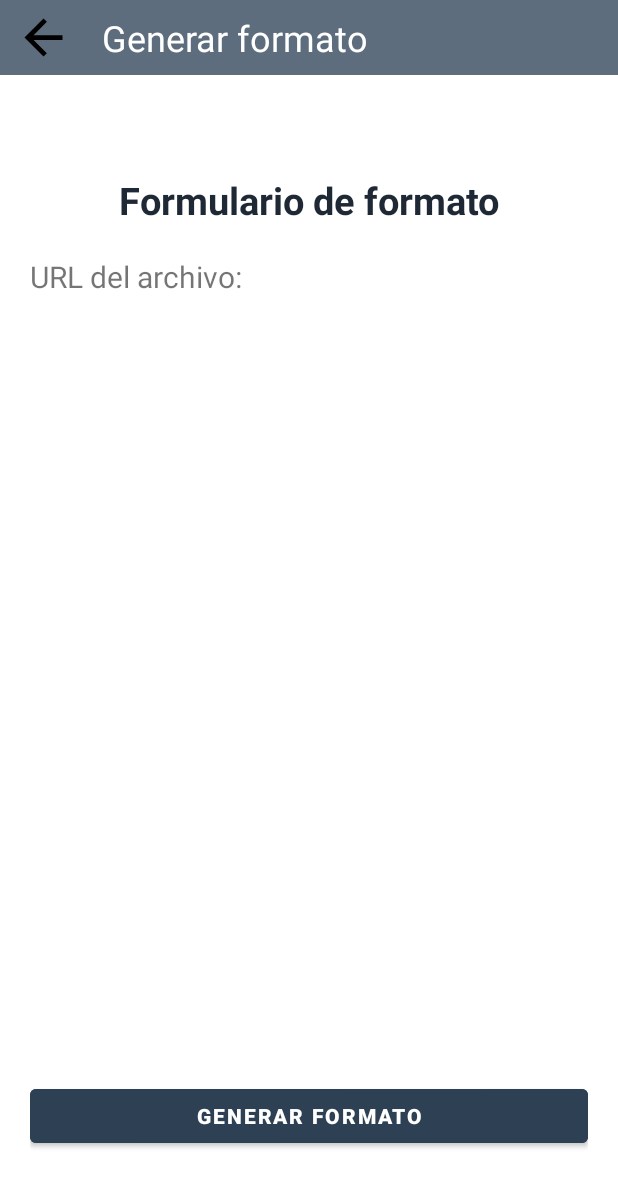
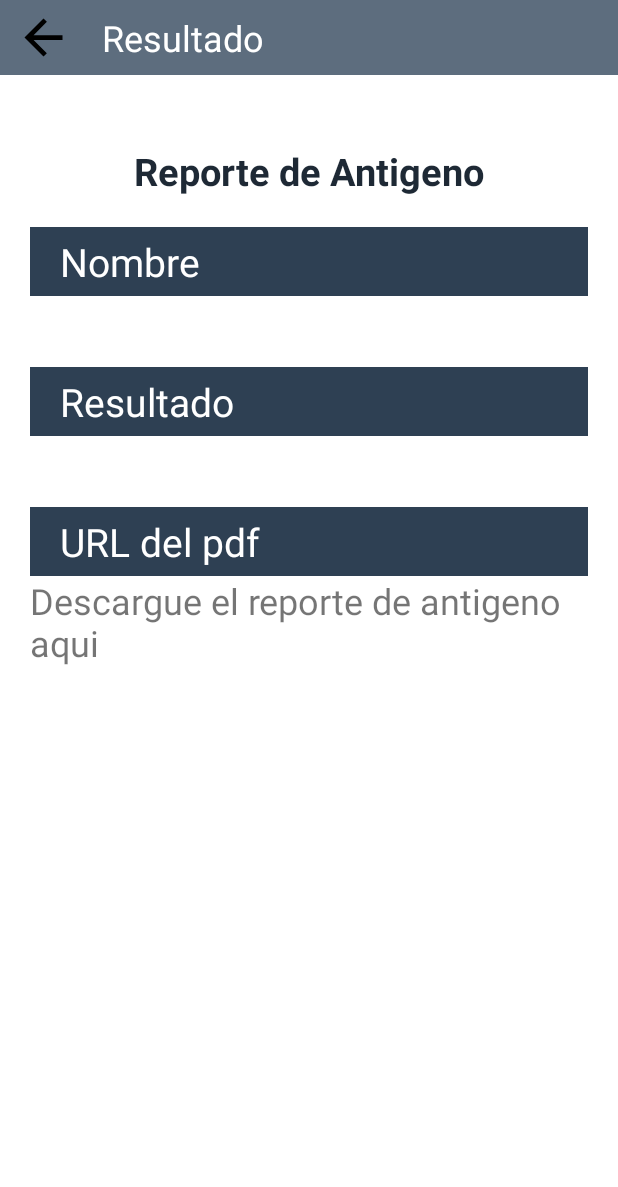
Before and after one commit to Arellanox/subir-resultados-antigeno, an Android app: the ANTIGENO_consultar_resultado screen opened directly, with no data from a screen before it, on a phone screen of 412 x 824 dp. Shown: the top 1187 px of the screen. Run offline under Robolectric (Android 15) with nearby library versions, the phone set to English and light mode, and no system bars; our stand-ins replace Volley; network calls fail.

Commit message:
Cambios de diseño y notificaciones

```diff
--- a/app/src/main/java/com/example/refineria/ANTIGENO/ANTIGENO_consultar_resultado.kt
+++ b/app/src/main/java/com/example/refineria/ANTIGENO/ANTIGENO_consultar_resultado.kt
@@ -1,5 +1,6 @@
 package com.example.refineria.ANTIGENO
 
+import android.graphics.Color
 import androidx.appcompat.app.AppCompatActivity
 import android.os.Bundle
 import android.util.Log
@@ -20,13 +21,21 @@ class ANTIGENO_consultar_resultado : AppCompatActivity() {
         val bundle = intent.extras
         val id_paciente = bundle?.getInt("id_paciente")
         val nombre = bundle?.getString("NOMBRE")
-
+        val resultado = bundle?.getString("RESULTADO")
+        txtNombreReporte.text = nombre
+        txtResultadoReporte.text = resultado
+        if (resultado == "Positivo"){
+            txtResultadoReporte.setTextColor(Color.RED)
+        }else{
+            txtResultadoReporte.setTextColor(Color.GREEN)
+        }
         consultarPDF(id_paciente)
+        backHome.setOnClickListener { finish() }
 
     }
 
     fun consultarPDF(id_paciente: Int?){
-        Toast.makeText(this,"Enviando Json, idpaciente: ${id_paciente}", Toast.LENGTH_SHORT).show()
+        Toast.makeText(this,"Verifique los datos de su paciente en el reporte", Toast.LENGTH_SHORT).show()
         //var url = prefs.getURLPDF()
         var url = "http://bimotest.com/Bimo-lab_test/movil/antigenos/pdf/pdf.php"
         val arreglo = JSONObject()
@@ -34,7 +43,7 @@ class ANTIGENO_consultar_resultado : AppCompatActivity() {
         val jsonObjectRequest = JsonObjectRequest(Request.Method.POST,url,arreglo, {
                 response ->
 
-            Toast.makeText(this,"Respuesta", Toast.LENGTH_SHORT).show()
+            //Toast.makeText(this,"Respuesta", Toast.LENGTH_SHORT).show()
             //Toast.makeText(this,"respuesta: ${response.toString()}",Toast.LENGTH_LONG).show()
             Log.d("respuesta",response.toString())
             val json = response.getJSONObject("response");
@@ -42,11 +51,11 @@ class ANTIGENO_consultar_resultado : AppCompatActivity() {
 
             if (codigo==1){
                 var urlPdf = json.getString("datos")
-                Toast.makeText(this,"Respuesta: ${urlPdf}", Toast.LENGTH_SHORT).show()
+                //Toast.makeText(this,"Respuesta: ${urlPdf}", Toast.LENGTH_SHORT).show()
                 txtURLRespuesta.text = urlPdf
 
             }else{
-                Toast.makeText(this,"Error: PDF no encontrado", Toast.LENGTH_LONG).show()
+                //Toast.makeText(this,"Error: PDF no encontrado", Toast.LENGTH_LONG).show()
             }
 
         },{
--- a/app/src/main/java/com/example/refineria/Login.kt
+++ b/app/src/main/java/com/example/refineria/Login.kt
@@ -71,8 +71,6 @@ class Login : AppCompatActivity() {
                         prefs.savePuntoTrabajoUsuario(datos.getString("punto_trabajo_id"))
                         prefs.saveLugarTomaUsuario(datos.getString("lugar_de_toma"))
                         goToDetail()
-                        Toast.makeText(this,"Profesion: ${datos.getString("profesion")}",Toast.LENGTH_LONG).show()
-                        Toast.makeText(this,"Cedula: ${datos.getString("cedula")}",Toast.LENGTH_LONG).show()
                         Log.d("pref n ombre", prefs.getNombreUsuario())
                     }else{
                         Toast.makeText(this,"Error: Usuario y/o password incorrectos",Toast.LENGTH_LONG).show()
--- a/app/src/main/java/com/example/refineria/MainActivity.kt
+++ b/app/src/main/java/com/example/refineria/MainActivity.kt
@@ -42,7 +42,7 @@ class MainActivity : AppCompatActivity(){
             when(it.itemId){
                 R.id.ic_perfil -> replaceFragment(perfilFragment)
                 R.id.ic_home-> replaceFragment(antigenoFragment)
-                R.id.ic_search -> replaceFragment(supervisionesFragment)
+                //R.id.ic_search -> replaceFragment(supervisionesFragment)
 
             }
             true
--- a/app/src/main/java/com/example/refineria/procesar_paciente.kt
+++ b/app/src/main/java/com/example/refineria/procesar_paciente.kt
@@ -48,8 +48,9 @@ class procesar_paciente : AppCompatActivity() {
             val intent = Intent(this, ANTIGENO_consultar_resultado::class.java).apply {
                 putExtra("id_paciente", id_paciente)
                 putExtra("NOMBRE", nombre)
+                putExtra("RESULTADO", resultado)
             }
-            Toast.makeText(this,"Paciente: ${id_paciente}", Toast.LENGTH_SHORT).show()
+            //Toast.makeText(this,"Paciente: ${id_paciente}", Toast.LENGTH_SHORT).show()
             this.startActivity(intent)
         }
 
--- a/app/src/main/res/layout/activity_antigeno_consultar_resultado.xml
+++ b/app/src/main/res/layout/activity_antigeno_consultar_resultado.xml
@@ -5,6 +5,8 @@
     android:layout_width="match_parent"
     android:layout_height="match_parent"
     tools:context=".ANTIGENO.ANTIGENO_consultar_resultado">
+
+
 
     <LinearLayout
         android:id="@+id/linearLayout5"
@@ -30,7 +32,7 @@
             android:layout_height="wrap_content"
             android:layout_marginLeft="20dp"
             android:layout_marginRight="20dp"
-            android:text="Generar formato"
+            android:text="Resultado"
             android:textColor="@color/white"
             android:textSize="24sp" />
 
@@ -46,10 +48,9 @@
         android:theme="@style/OulineInput"
         app:layout_constraintBottom_toBottomOf="parent"
         app:layout_constraintEnd_toEndOf="parent"
-        app:layout_constraintHorizontal_bias="0.4"
         app:layout_constraintStart_toStartOf="parent"
         app:layout_constraintTop_toBottomOf="@+id/linearLayout5"
-        app:layout_constraintVertical_bias="0.043">
+        app:layout_constraintVertical_bias="0.01999998">
 
         <TextView
             android:id="@+id/textView20"
@@ -58,16 +59,77 @@
             android:layout_marginBottom="20dp"
             android:layout_weight="1"
             android:gravity="center"
-            android:text="Formulario de formato"
+            android:text="Reporte de Antigeno"
             android:textColor="@color/colorTexto"
             android:textSize="25sp"
             android:textStyle="bold" />
 
         <TextView
+            android:id="@+id/textView4"
             android:layout_width="match_parent"
             android:layout_height="wrap_content"
-            android:text="URL del archivo: "
-            android:textSize="20sp" />
+            android:background="@color/colorFondoOscuro"
+            android:paddingLeft="20dp"
+            android:paddingTop="5dp"
+            android:paddingRight="20dp"
+            android:paddingBottom="5dp"
+            android:text="@string/nombre"
+            android:textColor="@color/white"
+            android:textSize="26sp"
+            android:tooltipText="Nombre del Paciente" />
+
+        <TextView
+            android:id="@+id/txtNombreReporte"
+            android:layout_width="match_parent"
+            android:layout_height="wrap_content"
+            android:layout_marginBottom="10dp"
+            android:text="@string/nombre_paciente"
+            android:textColor="@color/black"
+            android:textSize="27sp"
+            android:tooltipText="Nombre del Paciente" />
+
+        <TextView
+            android:layout_width="match_parent"
+            android:layout_height="wrap_content"
+            android:background="@color/colorFondoOscuro"
+            android:paddingLeft="20dp"
+            android:paddingTop="5dp"
+            android:paddingRight="20dp"
+            android:paddingBottom="5dp"
+            android:text="@string/resultado"
+            android:textColor="@color/white"
+            android:textSize="26sp"
+            android:tooltipText="Nombre del Paciente" />
+
+        <TextView
+            android:id="@+id/txtResultadoReporte"
+            android:layout_width="match_parent"
+            android:layout_height="wrap_content"
+            android:layout_marginBottom="10dp"
+            android:text="@string/resultado"
+            android:textColor="@color/black"
+            android:textSize="27sp"
+            android:textStyle="bold"
+            android:tooltipText="Nombre del Paciente" />
+
+        <TextView
+            android:layout_width="match_parent"
+            android:layout_height="wrap_content"
+            android:background="@color/colorFondoOscuro"
+            android:paddingLeft="20dp"
+            android:paddingTop="5dp"
+            android:paddingRight="20dp"
+            android:paddingBottom="5dp"
+            android:text="@string/url_del_pdf"
+            android:textColor="@color/white"
+            android:textSize="26sp"
+            android:tooltipText="Nombre del Paciente" />
+
+        <TextView
+            android:layout_width="match_parent"
+            android:layout_height="wrap_content"
+            android:text="@string/descargar_reporte"
+            android:textSize="24sp" />
 
         <TextView
             android:id="@+id/txtURLRespuesta"
@@ -75,30 +137,9 @@
             android:layout_height="wrap_content"
             android:autoLink="web"
             android:text=""
-            android:textSize="20sp" />
+            android:textSize="24sp" />
 
 
     </LinearLayout>
 
-    <LinearLayout
-        android:layout_width="match_parent"
-        android:layout_height="wrap_content"
-        android:layout_margin="20dp"
-        android:layout_weight="1"
-        android:orientation="vertical"
-        app:layout_constraintBottom_toBottomOf="parent"
-        app:layout_constraintTop_toBottomOf="@+id/linearLayout8"
-        app:layout_constraintVertical_bias="0.93"
-        tools:layout_editor_absoluteX="20dp">
-
-        <Button
-            android:id="@+id/button5"
-            android:layout_width="match_parent"
-            android:layout_height="wrap_content"
-            android:backgroundTint="@color/colorFondoOscuro"
-            android:text="Generar Formato"
-            android:textColor="@color/white"
-            android:textStyle="bold" />
-    </LinearLayout>
-
 </androidx.constraintlayout.widget.ConstraintLayout>
--- a/app/src/main/res/layout/activity_login.xml
+++ b/app/src/main/res/layout/activity_login.xml
@@ -126,7 +126,6 @@
             android:layout_marginTop="10dp"
             android:layout_marginRight="30dp"
             android:layout_marginBottom="10dp"
-            android:background="@color/colorPrimaryVariant"
             android:backgroundTint="@color/colorFondoOscuro"
             android:text="@string/inicia_sesi_n"
             android:textColor="@color/white"
--- a/app/src/main/res/menu/menu.xml
+++ b/app/src/main/res/menu/menu.xml
@@ -10,8 +10,8 @@
         android:icon="@drawable/ic_baseline_home_24"
         android:title="Home"/>
 
-    <item
+    <!-- <item
         android:id="@+id/ic_search"
         android:icon="@drawable/ic_baseline_search_24"
-        android:title="Buscar"/>
+        android:title="Buscar"/> -->
 </menu>
--- a/app/src/main/res/values/strings.xml
+++ b/app/src/main/res/values/strings.xml
@@ -44,4 +44,6 @@
 
     <string name="hello_first_fragment">Hello first fragment</string>
     <string name="hello_second_fragment">Hello second fragment. Arg: %1$s</string>
+    <string name="url_del_pdf">URL del pdf</string>
+    <string name="descargar_reporte">Descargue el reporte de antigeno aqui</string>
 </resources>
```
